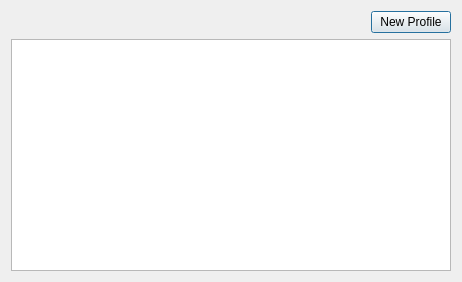
This is src/app/ProfileSelectionDialog.ui in KadirEmreAVCI/MasterTennisApp as Qt 5 draws it before an edit. The edited form follows.
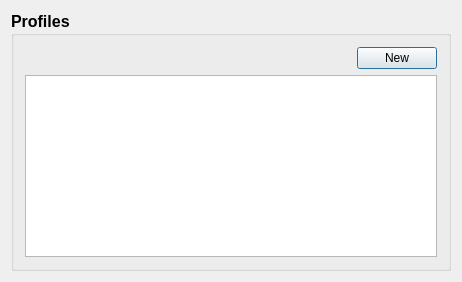
This is the edited form.

Commit message: Profiles has been taken to group box in ProfileSelectionDialog.

Diff of the .ui file:
```diff
--- a/src/app/ProfileSelectionDialog.ui
+++ b/src/app/ProfileSelectionDialog.ui
@@ -13,6 +13,18 @@
   <property name="windowTitle">
    <string>ProfileSelectionDialog</string>
   </property>
+  <layout class="QGridLayout" name="gridLayout_2">
+   <item row="0" column="0">
+    <widget class="QGroupBox" name="groupBox">
+     <property name="font">
+      <font>
+       <pointsize>12</pointsize>
+       <bold>true</bold>
+      </font>
+     </property>
+     <property name="title">
+      <string>Profiles</string>
+     </property>
   <layout class="QGridLayout" name="gridLayout">
    <item row="0" column="0">
     <layout class="QVBoxLayout" name="verticalLayout">
@@ -33,8 +45,14 @@
        </item>
        <item>
         <widget class="QPushButton" name="NewProfileButton">
+            <property name="font">
+             <font>
+              <pointsize>9</pointsize>
+              <bold>false</bold>
+             </font>
+            </property>
          <property name="text">
-          <string>New Profile</string>
+             <string>New</string>
          </property>
         </widget>
        </item>
@@ -43,11 +61,21 @@
      <item>
       <layout class="QHBoxLayout" name="horizontalLayout_2">
        <item>
-        <widget class="QListWidget" name="listWidget"/>
+           <widget class="QListWidget" name="listWidget">
+            <property name="font">
+             <font>
+              <pointsize>9</pointsize>
+              <bold>false</bold>
+             </font>
+            </property>
+           </widget>
        </item>
       </layout>
      </item>
     </layout>
+      </item>
+     </layout>
+    </widget>
    </item>
   </layout>
  </widget>
```
Lines whose indentation alone changed are shown as unchanged. The commit also changes 2 other files.
